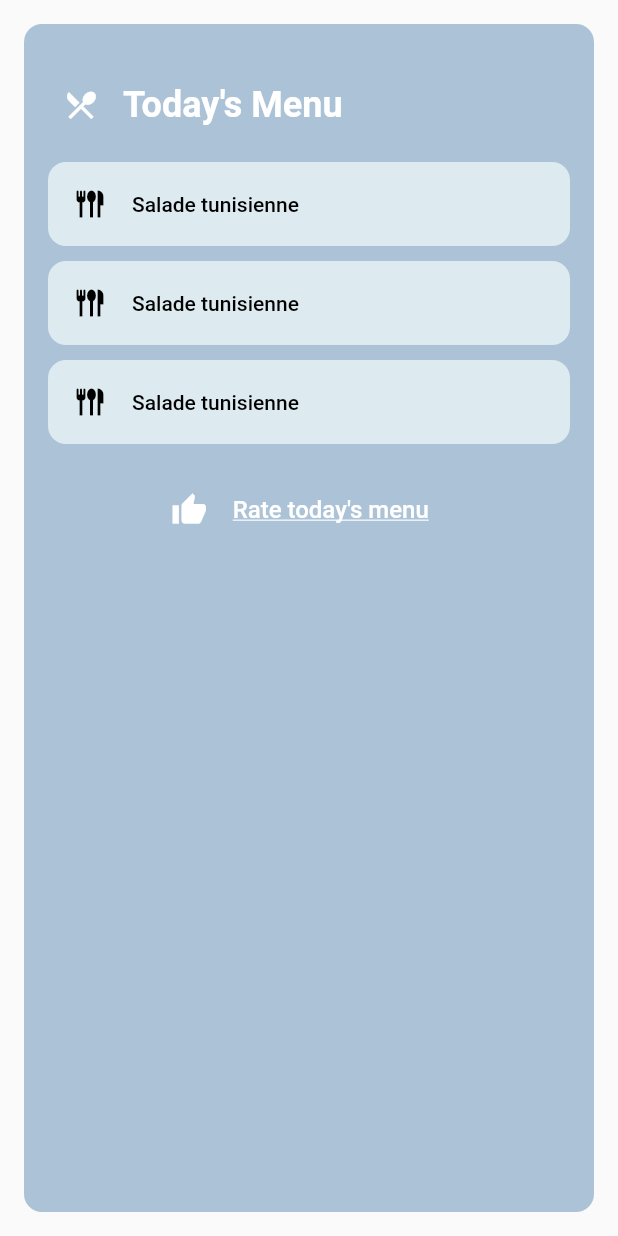
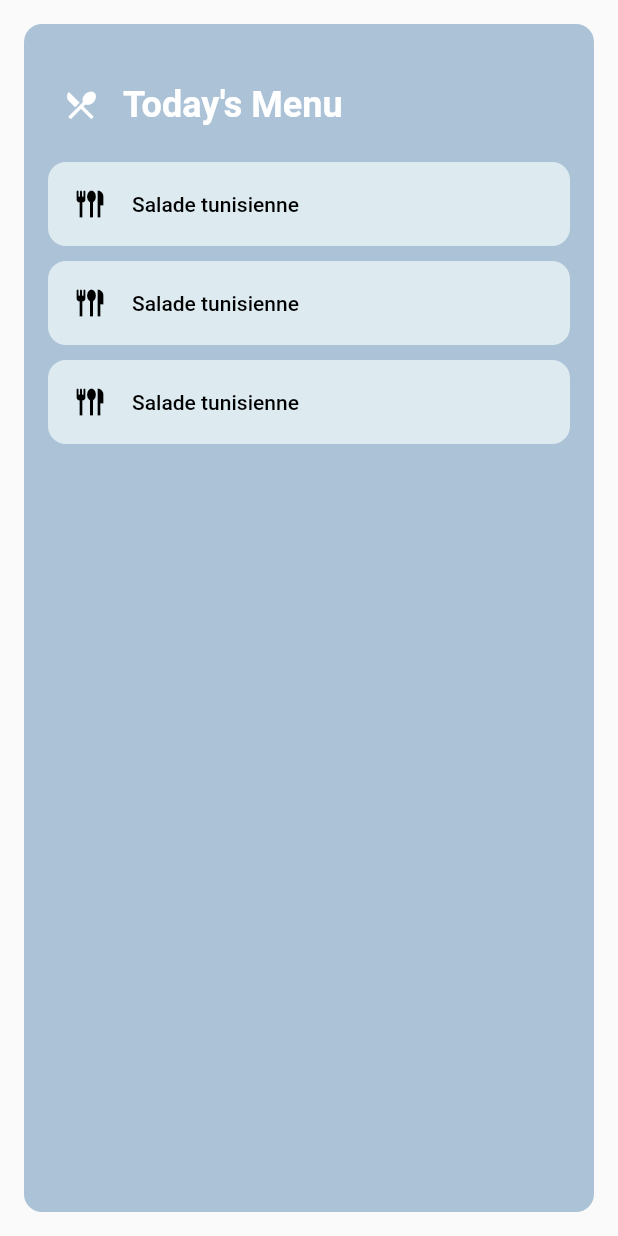
Before and after one commit to ahmedsilinii/restaurant_app, a Flutter app: the MenuWidget widget shown alone on an empty page, opened directly, on a phone screen of 412 x 824 dp. Run offline on Flutter 3.47's test engine with Material 2 defaults, Android fonts, the phone set to English and light mode, and no system bars; our stand-ins replace carousel_slider.

```diff
--- a/lib/menu.dart
+++ b/lib/menu.dart
@@ -1,7 +1,7 @@
 import 'package:flutter/material.dart';
 
 class MenuWidget extends StatelessWidget {
-  const MenuWidget({Key? key});
+  const MenuWidget({Key? key}) : super(key: key);
 
   @override
   Widget build(BuildContext context) {
@@ -12,100 +12,75 @@ class MenuWidget extends StatelessWidget {
         color: const Color.fromARGB(255, 172, 194, 214),
         borderRadius: BorderRadius.circular(12.0),
       ),
+      child: Expanded(
         child: Column(
           crossAxisAlignment: CrossAxisAlignment.center,
           children: [
-          const ListTile(
-            contentPadding: EdgeInsets.all(10),
+            ListTile(
+              contentPadding: const EdgeInsets.all(10),
               iconColor: Colors.white,
-            leading: Icon(Icons.restaurant_menu),
+              leading: const Icon(Icons.restaurant_menu),
               title: Text(
                 'Today\'s Menu',
                 style: TextStyle(
                   color: Colors.white,
                   fontWeight: FontWeight.bold,
-                fontSize: 24.0, // Increased font size to 24.0
+                  fontSize: 24.0,
                 ),
               ),
             ),
+
             Container(
               decoration: BoxDecoration(
                 color: const Color.fromARGB(255, 221, 235, 241),
                 borderRadius: BorderRadius.circular(12.0),
               ),
               child: ListTile(
-              leading: Icon(Icons.flatware_outlined),
+                leading: const Icon(Icons.flatware_outlined),
                 title: Text(
                   'Salade tunisienne',
                   style: TextStyle(
-                  color: Colors.black, // Change text color to black
+                    color: Colors.black,
                   ),
                 ),
               ),
             ),
-          SizedBox(
-            height: 10,
-          ),
+            SizedBox(height: 10),
             Container(
               decoration: BoxDecoration(
                 color: const Color.fromARGB(255, 221, 235, 241),
                 borderRadius: BorderRadius.circular(12.0),
               ),
               child: ListTile(
-              leading: Icon(
-                Icons.flatware_outlined,
-              ),
+                leading: const Icon(Icons.flatware_outlined),
                 title: Text(
                   'Salade tunisienne',
                   style: TextStyle(
-                  color: Colors.black, // Change text color to black
+                    color: Colors.black,
                   ),
                 ),
               ),
             ),
-          SizedBox(
-            height: 10,
-          ),
+            SizedBox(height: 10),
             Container(
               decoration: BoxDecoration(
                 color: const Color.fromARGB(255, 221, 235, 241),
                 borderRadius: BorderRadius.circular(12.0),
               ),
               child: ListTile(
-              leading: Icon(
-                Icons.flatware_outlined,
-              ),
+                leading: const Icon(Icons.flatware_outlined),
                 title: Text(
                   'Salade tunisienne',
                   style: TextStyle(
-                  color: Colors.black, // Change text color to black
+                    color: Colors.black,
                   ),
                 ),
               ),
             ),
-          SizedBox(height: 20.0),
-          Row(
-            mainAxisAlignment: MainAxisAlignment.center,
-            children: [
-              Icon(
-                Icons.thumb_up,
-                color: Colors.white,
-              ),
-              SizedBox(width: 5),
-              TextButton(
-                onPressed: () {},
-                child: Text(
-                  'Rate today\'s menu',
-                  style: TextStyle(
-                    color: Colors.white,
-                    fontSize: 16.0,
-                    decoration: TextDecoration.underline,
-                  ),
-                ),
-              ),
+            SizedBox(height: 10),
+            // Add more menu items as needed
           ],
         ),
-        ],
       ),
     );
   }
```
Also changed, not shown: lib/carousel.dart (+32 -0 lines), lib/home_screen.dart (+8 -1 lines), 3 other files. Lines whose indentation alone changed are shown as unchanged.
